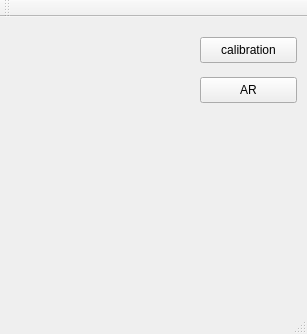
Before: the Qt Designer form peace_love_and_linux/mainwindow.ui in OATOMO/peace_love_and_linux, drawn with Qt 5.
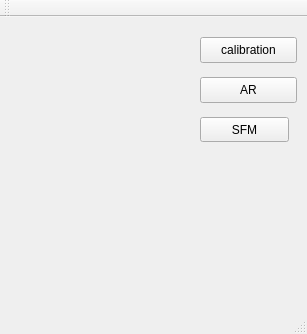
After: the same form once the commit is applied.

Patch:
```diff
--- a/peace_love_and_linux/mainwindow.ui
+++ b/peace_love_and_linux/mainwindow.ui
@@ -40,6 +40,19 @@
      <string>AR</string>
     </property>
    </widget>
+   <widget class="QPushButton" name="SFMPushButton">
+    <property name="geometry">
+     <rect>
+      <x>200</x>
+      <y>100</y>
+      <width>89</width>
+      <height>25</height>
+     </rect>
+    </property>
+    <property name="text">
+     <string>SFM</string>
+    </property>
+   </widget>
   </widget>
   <widget class="QMenuBar" name="menuBar">
    <property name="geometry">
```
Left out of the diff: 2 changed lines with no effect on the pictures.
